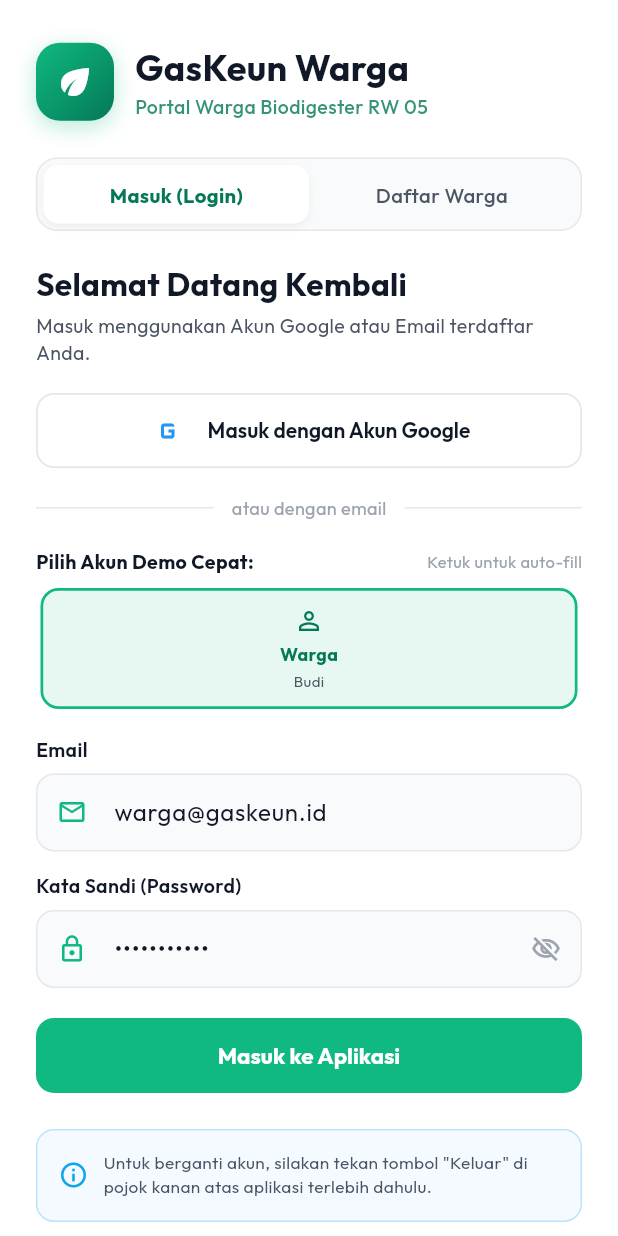
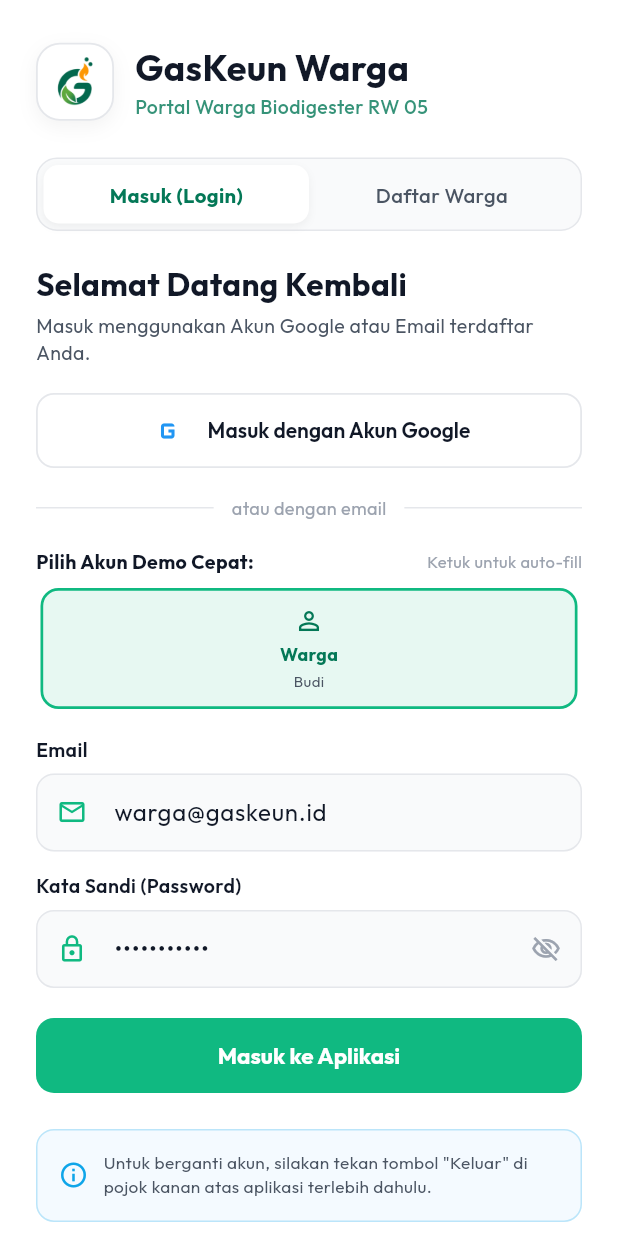
Before and after one commit to Notnoir/mobile-gaskeun, a Flutter app: the screen it shows after launch, on a phone screen of 412 x 824 dp. Run offline on Flutter 3.47's test engine with Material 3 defaults, Android fonts, the phone set to English and light mode, and no system bars; our stand-ins replace firebase_auth, firebase_core, fl_chart, google_fonts, google_sign_in, pdf and 1 more; accounts and stored records are empty; network calls fail.

Commit message:
feat: update app icon and auth screen logo

```diff
--- a/lib/screens/auth_screen.dart
+++ b/lib/screens/auth_screen.dart
@@ -196,19 +196,30 @@
               Row(
                 children: [
                   Container(
-                    padding: const EdgeInsets.all(12),
+                    width: 52,
+                    height: 52,
+                    padding: const EdgeInsets.all(8),
                     decoration: BoxDecoration(
-                      gradient: AppColors.primaryGradient,
+                      color: Colors.white,
                       borderRadius: BorderRadius.circular(16),
+                      border: Border.all(color: AppColors.cardBorder, width: 1.2),
                       boxShadow: [
                         BoxShadow(
-                          color: AppColors.primary.withValues(alpha: 0.3),
-                          blurRadius: 12,
+                          color: Colors.black.withValues(alpha: 0.05),
+                          blurRadius: 10,
                           offset: const Offset(0, 4),
                         ),
                       ],
                     ),
-                    child: const Icon(Icons.eco, color: Colors.white, size: 28),
+                    child: ClipRRect(
+                      borderRadius: BorderRadius.circular(10),
+                      child: Image.asset(
+                        'assets/images/logo.png',
+                        fit: BoxFit.contain,
+                        errorBuilder: (context, error, stackTrace) =>
+                            const Icon(Icons.eco, color: AppColors.primary, size: 26),
+                      ),
+                    ),
                   ),
                   const SizedBox(width: 14),
                   Column(
--- a/pubspec.yaml
+++ b/pubspec.yaml
@@ -81,6 +81,9 @@
   # the material Icons class.
   uses-material-design: true
 
+  assets:
+    - assets/images/
+
   # To add assets to your application, add an assets section, like this:
   # assets:
   #   - images/a_dot_burr.jpeg
```
Also changed, not shown: assets/images/logo.png (added), 11 other files.
